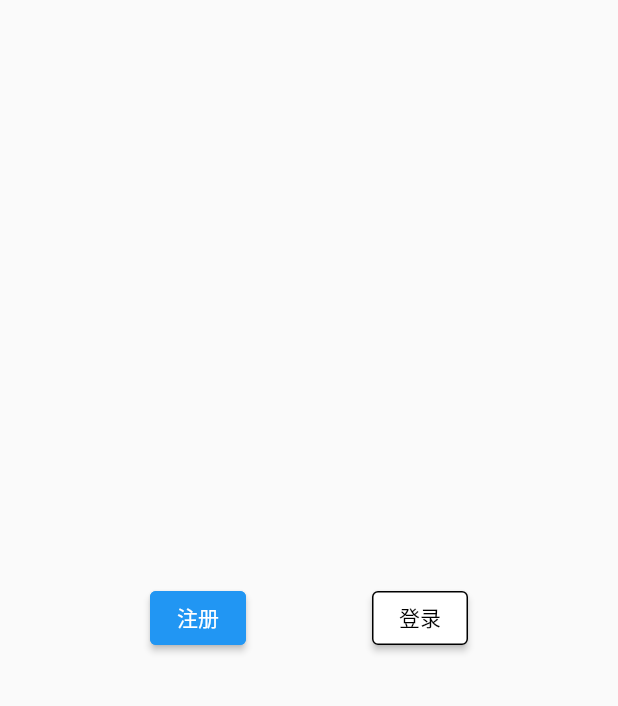
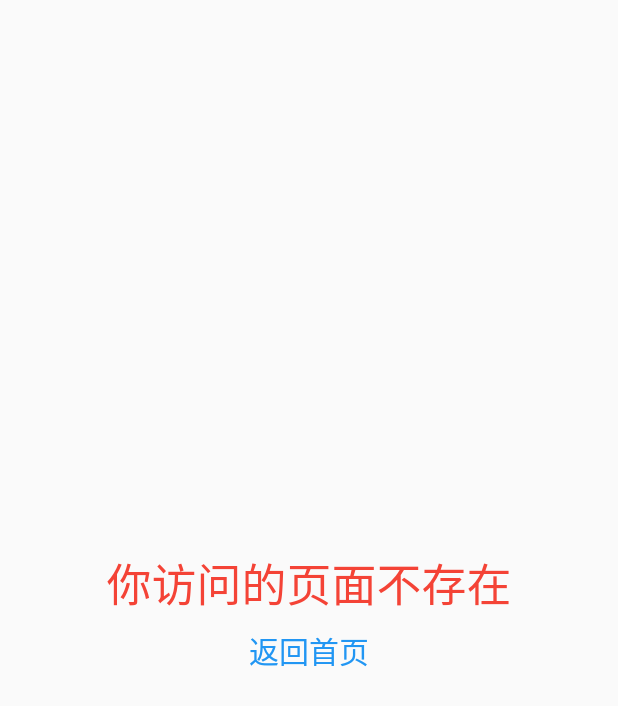
Before and after one commit to zhengzaihong/router_lifecycle, a Flutter app: the Login screen opened directly, after a tap on "注册", on a phone screen of 412 x 824 dp. Shown: the top 706 px of the screen. Run offline on Flutter 3.47's test engine with Material 2 defaults, Android fonts, the phone set to English and light mode, and no system bars.

Commit message:
'优化'

```diff
--- a/example/lib/main.dart
+++ b/example/lib/main.dart
@@ -1,6 +1,4 @@
 import 'package:flutter/material.dart';
-import 'package:router_lifecycle_example/pages/login.dart';
-import 'package:router_lifecycle_example/pages/nav_page.dart';
 import 'package:router_lifecycle_example/router_helper.dart';
 
 void main() {
@@ -8,9 +6,7 @@ void main() {
 }
 
 class MyApp extends StatelessWidget {
-  MyApp({Key? key}) : super(key: key) {
-    router.push(page:  Login());
-  }
+  const MyApp({Key? key}) : super(key: key);
 
   @override
   Widget build(BuildContext context) {
--- a/example/lib/pages/jd_page.dart
+++ b/example/lib/pages/jd_page.dart
@@ -1,12 +1,12 @@
 import 'package:flutter/material.dart';
-import 'package:flutter_router_forzzh/wrapper/life_cycle_page.dart';
+import 'package:flutter_router_forzzh/router_lib.dart';
 import 'package:router_lifecycle_example/pages/jd_page_detail.dart';
 import 'package:router_lifecycle_example/router_helper.dart';
 
 class JdPage extends StatelessWidget {
   @override
   Widget build(BuildContext context) {
-    return LifeCyclePage(
+    return LifeCycle(
       onResume: (){
         print("--------JdPage onResume");
       },
--- a/example/lib/pages/jd_page_detail.dart
+++ b/example/lib/pages/jd_page_detail.dart
@@ -1,7 +1,6 @@
 
 import 'package:flutter/material.dart';
 import 'package:flutter_router_forzzh/router_lib.dart';
-import 'package:flutter_router_forzzh/wrapper/life_cycle_page.dart';
 import 'package:router_lifecycle_example/pages/login.dart';
 import 'package:router_lifecycle_example/router_helper.dart';
 
@@ -9,7 +8,7 @@ class JdPageDetail extends StatelessWidget {
 
   @override
   Widget build(BuildContext context) {
-    return LifeCyclePage(
+    return LifeCycle(
         onCreate: (){
           print("--------JdPageDetail onCreate");
         },
@@ -29,7 +28,8 @@ class JdPageDetail extends StatelessWidget {
       appBar: AppBar(
         leading: GestureDetector(
           onTap: (){
-            router.pop(context);
+            // router.pop(context);
+            router.pushNamed(name: 'TaoBaoPageDetail1',custom: true);
           },
           child: const Icon(Icons.arrow_back_ios,size: 30,color: Colors.red),
         ),
--- a/example/lib/pages/login.dart
+++ b/example/lib/pages/login.dart
@@ -1,8 +1,8 @@
 
 import 'package:flutter/material.dart';
 import 'package:flutter_router_forzzh/router_lib.dart';
-import 'package:flutter_router_forzzh/wrapper/life_cycle_page.dart';
 import 'package:router_lifecycle_example/pages/nav_page.dart';
+import 'package:router_lifecycle_example/pages/taobao_page_detail.dart';
 import 'package:router_lifecycle_example/router_helper.dart';
 
 
@@ -10,7 +10,7 @@ import 'package:router_lifecycle_example/router_helper.dart';
     const Login({Key? key}) : super(key: key);
     @override
     Widget build(BuildContext context) {
-      return LifeCyclePage(
+      return LifeCycle(
         onCreate: (){
           print("--------Login onCreate");
         },
@@ -52,7 +52,10 @@ import 'package:router_lifecycle_example/router_helper.dart';
                             side: BorderSide(
                                 color: Theme.of(context).primaryColor),
                           ),
-                          onPressed: () {},
+                          onPressed: () {
+                            router.pushNamed(name: 'hhahaha');
+
+                          },
                           child: const Text(
                             '注册',
                             style: TextStyle(color: Colors.white),
--- a/example/lib/pages/taobao_page.dart
+++ b/example/lib/pages/taobao_page.dart
@@ -1,6 +1,5 @@
 import 'package:flutter/material.dart';
 import 'package:flutter_router_forzzh/router_lib.dart';
-import 'package:flutter_router_forzzh/wrapper/life_cycle_page.dart';
 import 'package:router_lifecycle_example/pages/taobao_page_detail.dart';
 import 'package:router_lifecycle_example/router_helper.dart';
 
@@ -10,7 +9,7 @@ class TaoBaoPage extends StatelessWidget {
   TaoBaoPage({Key? key}) : super(key: key);
   @override
   Widget build(BuildContext context) {
-    return LifeCyclePage(
+    return LifeCycle(
         onCreate: () {
           print("--------TaoBaoPage onCreate");
         },
--- a/example/lib/router_helper.dart
+++ b/example/lib/router_helper.dart
@@ -3,12 +3,24 @@
 
 import 'package:flutter/material.dart';
 import 'package:flutter_router_forzzh/router_lib.dart';
+import 'package:router_lifecycle_example/pages/login.dart';
+import 'package:router_lifecycle_example/pages/taobao_page_detail.dart';
 
-RouterProxy router = RouterProxy(
-  styleCallBack: (context){
-    return _confirmExit(context);
-  }
-);
+    RouterProxy router = RouterProxy.getInstance(
+        routePathCallBack: (routeInformation) {
+          ///自定义的动态路由 跳转
+          if (routeInformation.location == 'TaoBaoPageDetail1') {
+            return TaoBaoPageDetail();
+          }
+        },
+        pageMap: {
+          '/': const Login(),
+          'TaoBaoPageDetail':  TaoBaoPageDetail(),
+        },
+        exitStyleCallBack: (context){
+        return _confirmExit(context);
+      }
+    );
 
 Future<bool> _confirmExit(BuildContext context) async {
   final result = await showDialog<bool>(
--- /dev/null
+++ b/lib/router/empty_page.dart
@@ -0,0 +1,34 @@
+
+import 'package:flutter/material.dart';
+import 'package:flutter_router_forzzh/router/router_proxy.dart';
+
+///
+/// create_user: zhengzaihong
+/// email:1096877329@qq.com
+/// create_date: 2024/1/26
+/// create_time: 11:07
+/// describe:
+///
+class EmptyPage extends StatelessWidget {
+  const EmptyPage({Key? key}) : super(key: key);
+
+  @override
+  Widget build(BuildContext context) {
+    return Scaffold(
+      body:  Center(
+        child: Column(
+          mainAxisAlignment: MainAxisAlignment.center,
+          children: [
+            const Text('你访问的页面不存在',style: TextStyle(color: Colors.red,fontSize: 30),),
+            TextButton(
+                child:  const Text('返回首页',style: TextStyle(color: Colors.blue,fontSize: 20),),
+                onPressed: () {
+                  RouterProxy.getInstance().goRootPage();
+                }
+            )
+          ],
+        ),
+      ),
+    );
+  }
+}
--- a/lib/router/route_parser.dart
+++ b/lib/router/route_parser.dart
@@ -7,7 +7,8 @@ import 'package:flutter/material.dart';
 /// create_time: 13:45
 /// describe: 路由解析
 ///
-abstract class RouteParser extends RouteInformationParser<List<RouteSettings>> {
+abstract class RouteParser extends RouteInformationParser<RouteInformation> {
+// abstract class RouteParser extends RouteInformationParser<List<RouteSettings>> {
 
   const RouteParser() : super();
 
--- a/lib/router_lib.dart
+++ b/lib/router_lib.dart
@@ -3,3 +3,5 @@ library flutter_router_forzzh;
 export 'router/route_parser.dart';
 export 'router/router_proxy.dart';
 export 'router/custom_parser.dart';
+export 'wrapper/life_cycle.dart';
+export 'router/empty_page.dart';
--- a/lib/wrapper/life_cycle_page.dart
+++ b/lib/wrapper/life_cycle.dart
@@ -9,8 +9,8 @@ import 'VisibilityDetector.dart';
 /// create_time: 14:17
 /// describe: 监听组件焦点
 ///
-class LifeCyclePage extends StatefulWidget {
-  const LifeCyclePage({
+class LifeCycle extends StatefulWidget {
+  const LifeCycle({
     required this.child,
     this.onCreate,
     this.onStart,
@@ -42,10 +42,10 @@ class LifeCyclePage extends StatefulWidget {
   final VoidCallback? onDestroy;
 
   @override
-  _LifeCyclePageState createState() => _LifeCyclePageState();
+  _LifeCycleState createState() => _LifeCycleState();
 }
 
-class _LifeCyclePageState extends State<LifeCyclePage>
+class _LifeCycleState extends State<LifeCycle>
     with WidgetsBindingObserver {
   final _visibilityDetectorKey = UniqueKey();
 
--- a/pubspec.yaml
+++ b/pubspec.yaml
@@ -1,6 +1,6 @@
 name: flutter_router_forzzh
 description: flutter_router_forzzh.
-version: 0.0.3
+version: 0.0.4
 homepage: https://github.com/zhengzaihong/router_lifecycle
 
 platforms:
```
Also changed, not shown: example/lib/pages/taobao_page_detail.dart (+3 -4 lines), lib/router/custom_parser.dart (+16 -5 lines), lib/router/router_proxy.dart (+111 -25 lines), example/pubspec.lock, 1 other file.
